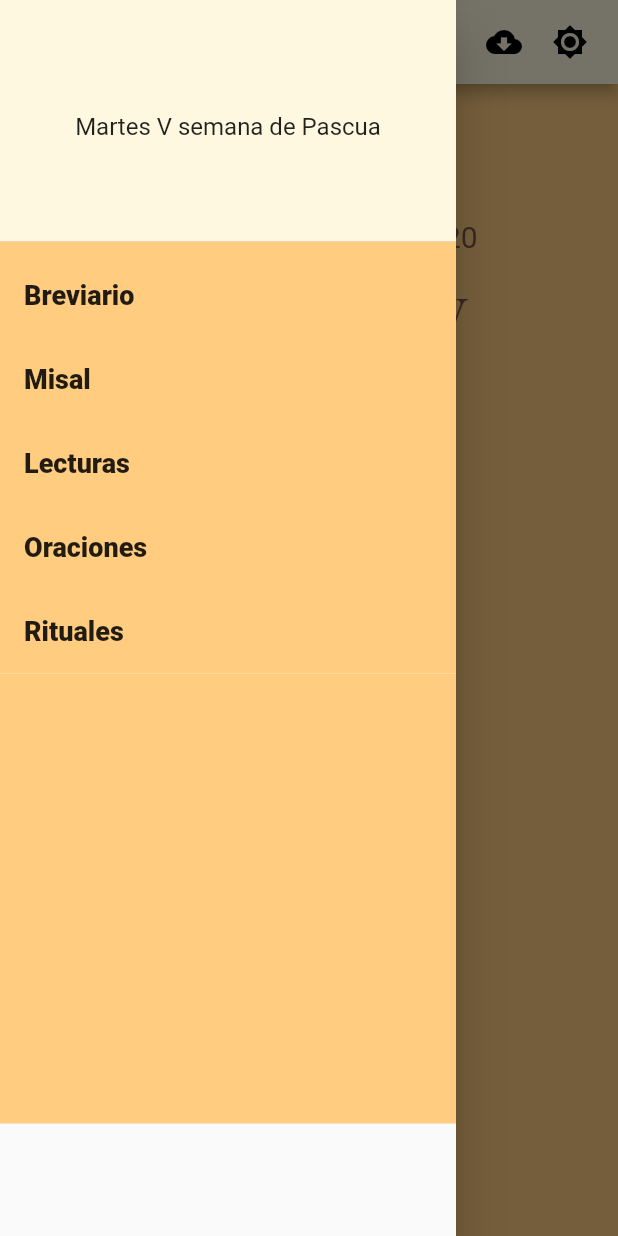
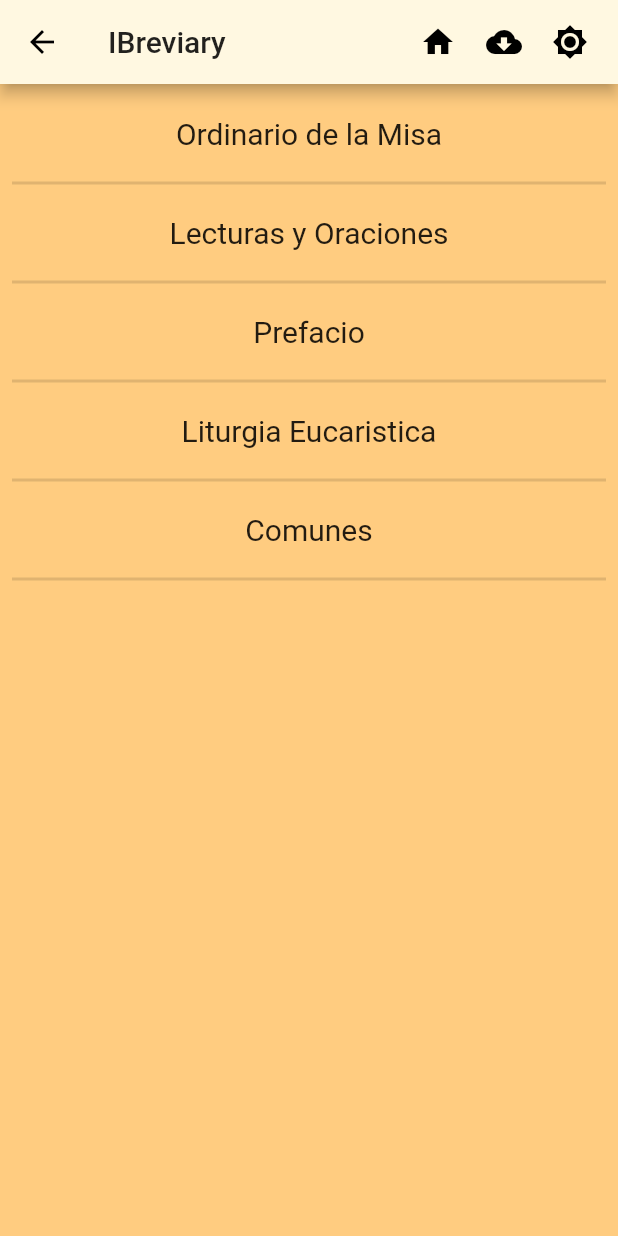
Before and after one commit to amauryperalta28/IBreviary-clone, a Flutter app: the screen it shows after launch, in the side drawer, after a tap on "Misal", on a phone screen of 412 x 824 dp. Run offline on Flutter 3.47's test engine with Material 2 defaults, Android fonts, the phone set to English and light mode, and no system bars.

Commit message:
Added misal page Configured misal page on route

```diff
--- a/ibreviary_clone/lib/src/main.dart
+++ b/ibreviary_clone/lib/src/main.dart
@@ -1,6 +1,7 @@
 import 'package:flutter/material.dart';
 import 'package:ibreviary_clone/src/pages/breviary_page.dart';
 import 'package:ibreviary_clone/src/pages/home_page.dart';
+import 'package:ibreviary_clone/src/pages/misal_page.dart';
 
 
 void main() {
@@ -30,6 +31,7 @@ class MyApp extends StatelessWidget {
        routes: <String, WidgetBuilder>{
           'home': (BuildContext context) => HomePage(),
           'breviary':(BuildContext context) => BreviaryPage(),
+          'misal':(BuildContext context) => MisalPage(),
        }  ,
     );
   }
--- /dev/null
+++ b/ibreviary_clone/lib/src/pages/misal_page.dart
@@ -0,0 +1,49 @@
+import 'package:flutter/material.dart';
+import 'package:ibreviary_clone/src/models/menu_item.dart';
+
+import 'ibreviary_app_bar.dart';
+
+class MisalPage extends StatelessWidget {
+  final textStyle = TextStyle(fontSize: 20.0);
+
+  @override
+  Widget build(BuildContext context) {
+    return Scaffold(
+      appBar: IBreviaryAppBar(
+        title: Text('IBreviary'),
+      ),
+      body: _buildBody(),
+      backgroundColor: Colors.orange[200],
+    );
+  }
+
+  Widget _buildBody() {
+    List<MenuItem> options = [
+      MenuItem(description:'Ordinario de la Misa', key: 'OficioLectura'),
+      MenuItem(description:'Lecturas y Oraciones', key: 'Laudes'),
+      MenuItem(description:'Prefacio', key: 'HoraIntermedia'),
+      MenuItem(description:'Liturgia Eucaristica', key: 'Visperas'),
+      MenuItem(description:'Comunes', key: 'Comunes'),
+    ];
+
+    var result = options
+        .map((menuItem) => Column(
+              children: <Widget>[
+                Container(
+                  height: 50,
+                  color: Colors.orange[200],
+                  child: Center(child: Text(menuItem.description, style: textStyle)),
+                ),
+                Divider(
+                  thickness: 2.0,
+                )
+              ],
+            ))
+        .toList();
+
+    return ListView(
+      padding: const EdgeInsets.all(8),
+      children: result,
+    );
+  }
+}
--- a/ibreviary_clone/lib/src/pages/sidebar_menu.dart
+++ b/ibreviary_clone/lib/src/pages/sidebar_menu.dart
@@ -31,7 +31,9 @@ class SideBarMenu extends StatelessWidget {
                 ),
                 ListTile(
                   title: Text('Misal', style: _menufontStyle),
-                  onTap: () {},
+                  onTap: () {
+                    Navigator.pushNamed(context, 'misal');
+                  },
                 ),
                 ListTile(
                   title: Text('Lecturas', style: _menufontStyle),
```
